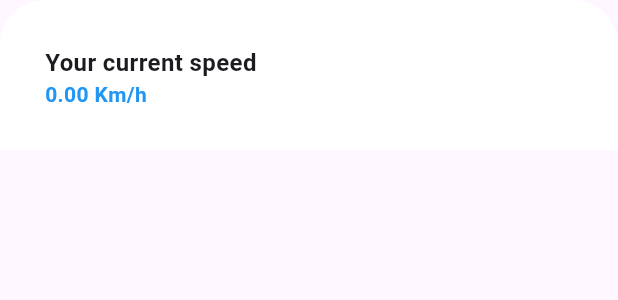
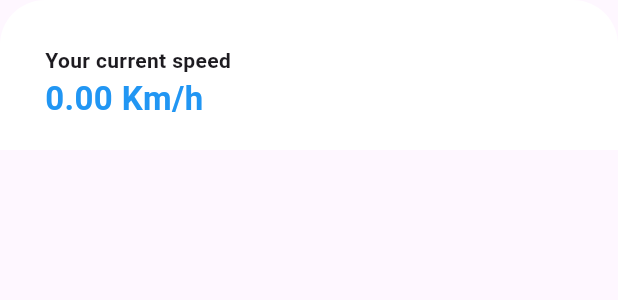
Before and after one commit to Nafis71/google_map_practice, a Flutter app: the FooterWidget widget shown alone on an empty page, opened directly with empty values, on a phone screen of 412 x 824 dp. Shown: the top 300 px of the screen. Run offline on Flutter 3.47's test engine with Material 3 defaults, Android fonts, the phone set to English and light mode, and no system bars; our stand-ins replace geolocator, google_maps_flutter, lottie.

```diff
--- a/lib/features/map/widgets/footer_widget.dart
+++ b/lib/features/map/widgets/footer_widget.dart
@@ -26,12 +26,12 @@ class FooterWidget extends StatelessWidget {
           children: [
             const Text(
               "Your current speed",
-              style: TextStyle(fontWeight: FontWeight.bold, fontSize: 16),
+              style: TextStyle(fontWeight: FontWeight.bold, fontSize: 14),
             ),
             Text(
               "${locationViewModel.currentSpeed.toStringAsFixed(2)} Km/h",
               style: const TextStyle(
-                fontSize: 14,
+                fontSize: 22,
                 fontWeight: FontWeight.bold,
                 color: Colors.blue,
               ),
```
